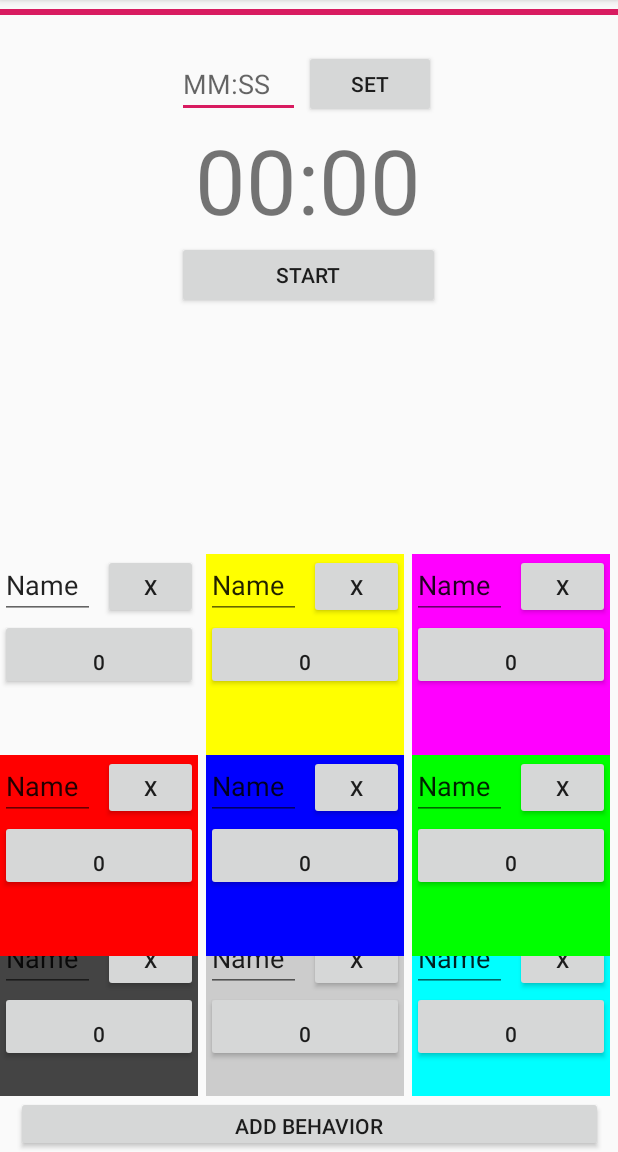
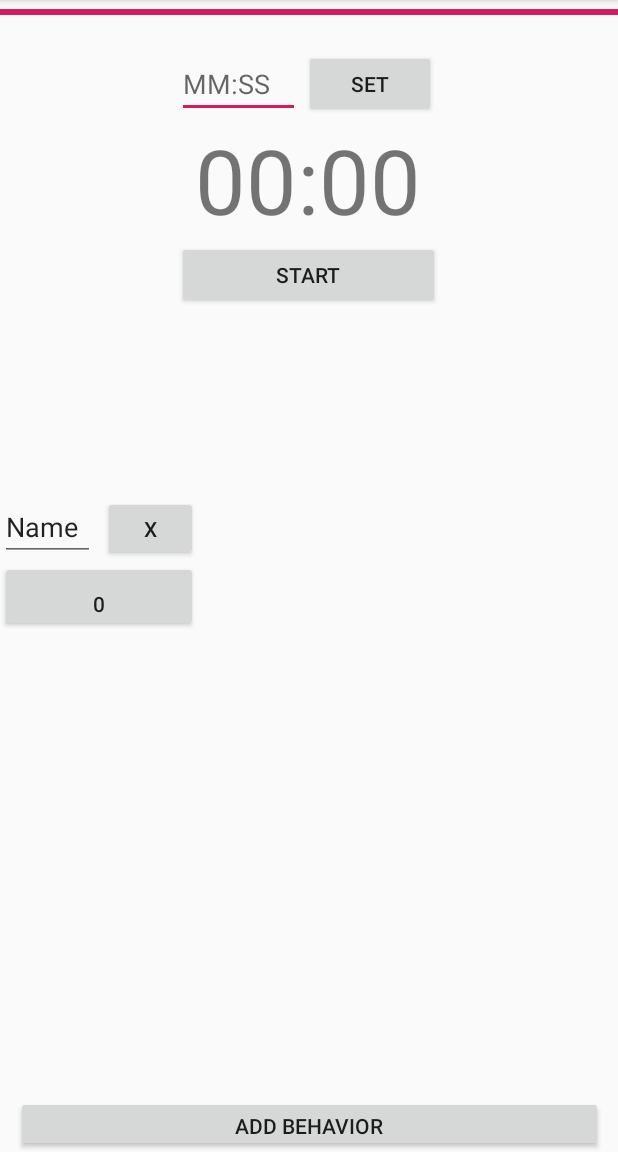
Before and after one commit to SparkDevTeams/disabilityTechRep, an Android app: the screen it shows after launch (MainActivity), on a phone screen of 412 x 824 dp, the part 84-1236 px from its top. Run offline under Robolectric (Android 15) with nearby library versions, the phone set to English and light mode, and no system bars.

Commit message:
Fixed layout and updated timer

```diff
--- a/app/src/main/java/com/example/myapplication/MainActivity.java
+++ b/app/src/main/java/com/example/myapplication/MainActivity.java
@@ -36,36 +36,28 @@ public class MainActivity extends AppCompatActivity {
         View frag1 = findViewById(R.id.behavior1);
 
         View frag2 = findViewById(R.id.behavior2);
-        frag2.setBackgroundColor(Color.YELLOW);
-        //frag2.setVisibility(View.INVISIBLE);
+        frag2.setVisibility(View.INVISIBLE);
 
         View frag3 = findViewById(R.id.behavior3);
-        frag3.setBackgroundColor(Color.MAGENTA);
-        //frag3.setVisibility(View.INVISIBLE);
+        frag3.setVisibility(View.INVISIBLE);
 
         View frag4 = findViewById(R.id.behavior4);
-        frag4.setBackgroundColor(Color.RED);
-        //frag4.setVisibility(View.INVISIBLE);
+        frag4.setVisibility(View.INVISIBLE);
 
         View frag5 = findViewById(R.id.behavior5);
-        frag5.setBackgroundColor(Color.BLUE);
-        //frag5.setVisibility(View.INVISIBLE);
+        frag5.setVisibility(View.INVISIBLE);
 
         View frag6 = findViewById(R.id.behavior6);
-        frag6.setBackgroundColor(Color.GREEN);
-        //frag6.setVisibility(View.INVISIBLE);
+        frag6.setVisibility(View.INVISIBLE);
 
         View frag7 = findViewById(R.id.behavior7);
-        frag7.setBackgroundColor(Color.DKGRAY);
-        //frag7.setVisibility(View.INVISIBLE);
+        frag7.setVisibility(View.INVISIBLE);
 
         View frag8 = findViewById(R.id.behavior8);
-        frag8.setBackgroundColor(Color.LTGRAY);
-        //frag8.setVisibility(View.INVISIBLE);
+        frag8.setVisibility(View.INVISIBLE);
 
         View frag9 = findViewById(R.id.behavior9);
-        frag9.setBackgroundColor(Color.CYAN);
-        //frag9.setVisibility(View.INVISIBLE);
+        frag9.setVisibility(View.INVISIBLE);
 
         final int[] fragIds = {R.id.behavior1,R.id.behavior2,R.id.behavior3,
                          R.id.behavior4,R.id.behavior5,R.id.behavior6,
--- a/app/src/main/res/layout/activity_main.xml
+++ b/app/src/main/res/layout/activity_main.xml
@@ -32,7 +32,7 @@
     <TableLayout
         android:id="@+id/buttonLayout"
         android:layout_width="match_parent"
-        android:layout_height="361dp"
+        android:layout_height="400dp"
         app:layout_constraintBottom_toTopOf="@+id/addFragmentButton"
         app:layout_constraintEnd_toEndOf="parent"
         app:layout_constraintStart_toStartOf="parent">
--- a/app/src/main/res/layout/fragment_behavior.xml
+++ b/app/src/main/res/layout/fragment_behavior.xml
@@ -3,7 +3,7 @@
     xmlns:app="http://schemas.android.com/apk/res-auto"
     xmlns:tools="http://schemas.android.com/tools"
     android:layout_width="match_parent"
-    android:layout_height="300dp"
+    android:layout_height="467dp"
     tools:context=".MainActivity">
 
     <Button
```
